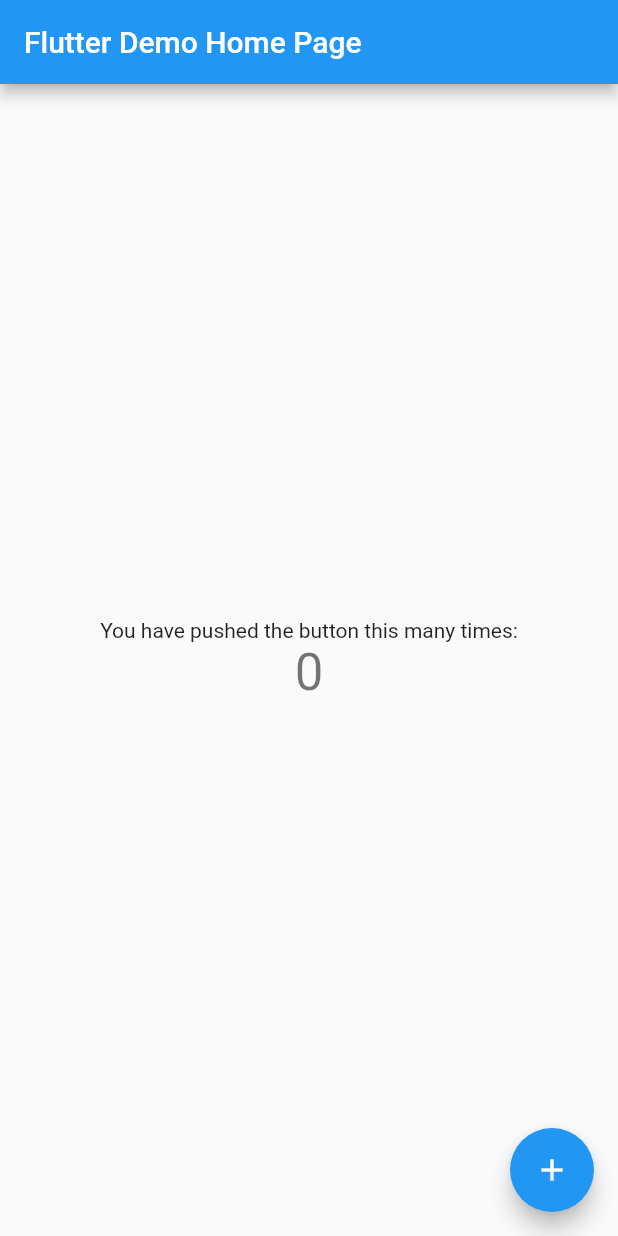
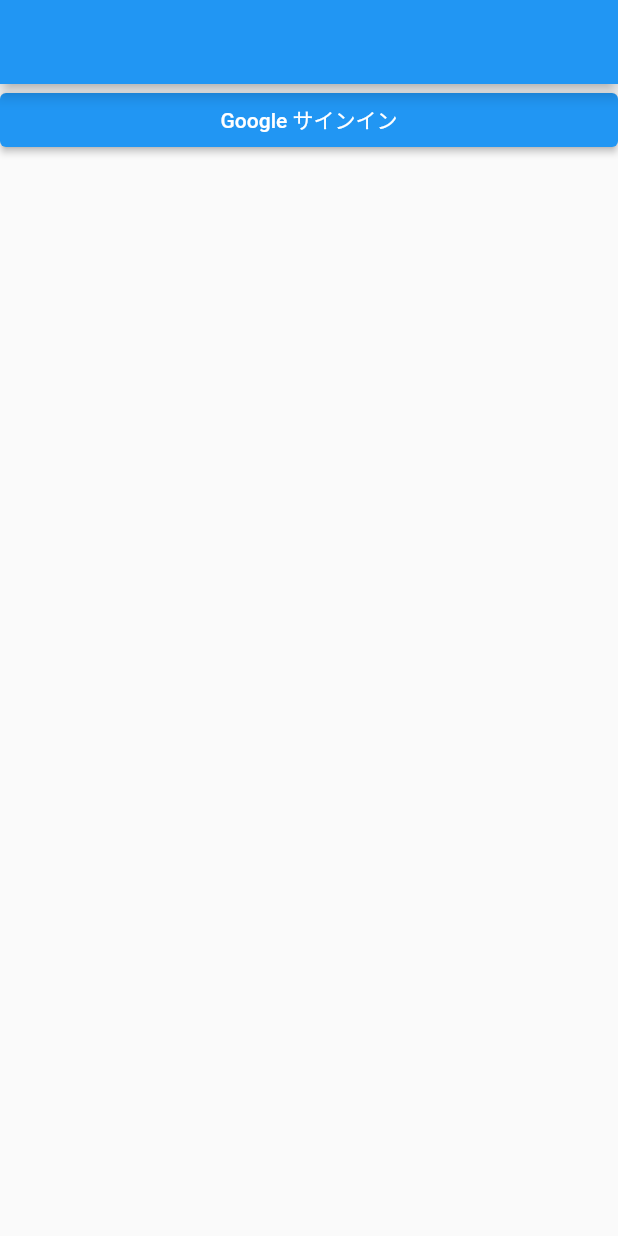
Before and after one commit to junki-pw/youtube_api_test, a Flutter app: the screen it shows after launch, on a phone screen of 412 x 824 dp. Run offline on Flutter 3.47's test engine with Material 2 defaults, Android fonts, the light colour scheme and no system bars; our stand-ins replace firebase_auth, firebase_core, google_sign_in; accounts and stored records are empty.

Commit message:
youtube login

```diff
--- a/lib/main.dart
+++ b/lib/main.dart
@@ -1,115 +1,68 @@
+import 'package:firebase_auth/firebase_auth.dart';
+import 'package:firebase_core/firebase_core.dart';
 import 'package:flutter/material.dart';
+import 'package:google_sign_in/google_sign_in.dart';
+import 'package:youtube_api_test/firebase_options.dart';
 
-void main() {
+String url =
+    'https://developers.google.com/apis-explorer/#p/youtube/v3/youtube.channels.list?part=snippet,contentDetails,brandingSettings&mine=true';
+
+void main() async {
+  WidgetsFlutterBinding.ensureInitialized();
+  await Firebase.initializeApp(options: DefaultFirebaseOptions.currentPlatform);
   runApp(const MyApp());
 }
 
 class MyApp extends StatelessWidget {
-  const MyApp({super.key});
+  const MyApp({Key? key}) : super(key: key);
 
-  // This widget is the root of your application.
   @override
   Widget build(BuildContext context) {
-    return MaterialApp(
-      title: 'Flutter Demo',
-      theme: ThemeData(
-        // This is the theme of your application.
-        //
-        // Try running your application with "flutter run". You'll see the
-        // application has a blue toolbar. Then, without quitting the app, try
-        // changing the primarySwatch below to Colors.green and then invoke
-        // "hot reload" (press "r" in the console where you ran "flutter run",
-        // or simply save your changes to "hot reload" in a Flutter IDE).
-        // Notice that the counter didn't reset back to zero; the application
-        // is not restarted.
-        primarySwatch: Colors.blue,
-      ),
-      home: const MyHomePage(title: 'Flutter Demo Home Page'),
+    return const MaterialApp(
+      home: MyHomePage(),
     );
   }
 }
 
-class MyHomePage extends StatefulWidget {
-  const MyHomePage({super.key, required this.title});
-
-  // This widget is the home page of your application. It is stateful, meaning
-  // that it has a State object (defined below) that contains fields that affect
-  // how it looks.
-
-  // This class is the configuration for the state. It holds the values (in this
-  // case the title) provided by the parent (in this case the App widget) and
-  // used by the build method of the State. Fields in a Widget subclass are
-  // always marked "final".
-
-  final String title;
-
-  @override
-  State<MyHomePage> createState() => _MyHomePageState();
-}
-
-class _MyHomePageState extends State<MyHomePage> {
-  int _counter = 0;
-
-  void _incrementCounter() {
-    setState(() {
-      // This call to setState tells the Flutter framework that something has
-      // changed in this State, which causes it to rerun the build method below
-      // so that the display can reflect the updated values. If we changed
-      // _counter without calling setState(), then the build method would not be
-      // called again, and so nothing would appear to happen.
-      _counter++;
-    });
-  }
+class MyHomePage extends StatelessWidget {
+  const MyHomePage({Key? key}) : super(key: key);
 
   @override
   Widget build(BuildContext context) {
-    // This method is rerun every time setState is called, for instance as done
-    // by the _incrementCounter method above.
-    //
-    // The Flutter framework has been optimized to make rerunning build methods
-    // fast, so that you can just rebuild anything that needs updating rather
-    // than having to individually change instances of widgets.
     return Scaffold(
-      appBar: AppBar(
-        // Here we take the value from the MyHomePage object that was created by
-        // the App.build method, and use it to set our appbar title.
-        title: Text(widget.title),
+      appBar: AppBar(),
+      body: ListView(
+        children: [
+          ElevatedButton(
+            child: const Text('Google サインイン'),
+            onPressed: () => signInWithGoogle(),
+          ),
+        ],
       ),
-      body: Center(
-        // Center is a layout widget. It takes a single child and positions it
-        // in the middle of the parent.
-        child: Column(
-          // Column is also a layout widget. It takes a list of children and
-          // arranges them vertically. By default, it sizes itself to fit its
-          // children horizontally, and tries to be as tall as its parent.
-          //
-          // Invoke "debug painting" (press "p" in the console, choose the
-          // "Toggle Debug Paint" action from the Flutter Inspector in Android
-          // Studio, or the "Toggle Debug Paint" command in Visual Studio Code)
-          // to see the wireframe for each widget.
-          //
-          // Column has various properties to control how it sizes itself and
-          // how it positions its children. Here we use mainAxisAlignment to
-          // center the children vertically; the main axis here is the vertical
-          // axis because Columns are vertical (the cross axis would be
-          // horizontal).
-          mainAxisAlignment: MainAxisAlignment.center,
-          children: <Widget>[
-            const Text(
-              'You have pushed the button this many times:',
-            ),
-            Text(
-              '$_counter',
-              style: Theme.of(context).textTheme.headline4,
-            ),
-          ],
-        ),
-      ),
-      floatingActionButton: FloatingActionButton(
-        onPressed: _incrementCounter,
-        tooltip: 'Increment',
-        child: const Icon(Icons.add),
-      ), // This trailing comma makes auto-formatting nicer for build methods.
     );
   }
+
+  Future<UserCredential> signInWithGoogle() async {
+    // clientIdが必須らしい
+    final GoogleSignInAccount? googleUser = await GoogleSignIn(
+      clientId:
+          '140611834591-2ifiop08ujunm9nr89mk26lr53e0960m.apps.googleusercontent.com',
+      scopes: [
+        'https://www.googleapis.com/auth/youtube.readonly',
+      ],
+    ).signIn();
+
+    // Obtain the auth details from the request
+    final GoogleSignInAuthentication? googleAuth =
+        await googleUser?.authentication;
+
+    // Create a new credential
+    final credential = GoogleAuthProvider.credential(
+      accessToken: googleAuth?.accessToken,
+      idToken: googleAuth?.idToken,
+    );
+
+    // Once signed in, return the UserCredential
+    return await FirebaseAuth.instance.signInWithCredential(credential);
+  }
 }
```
